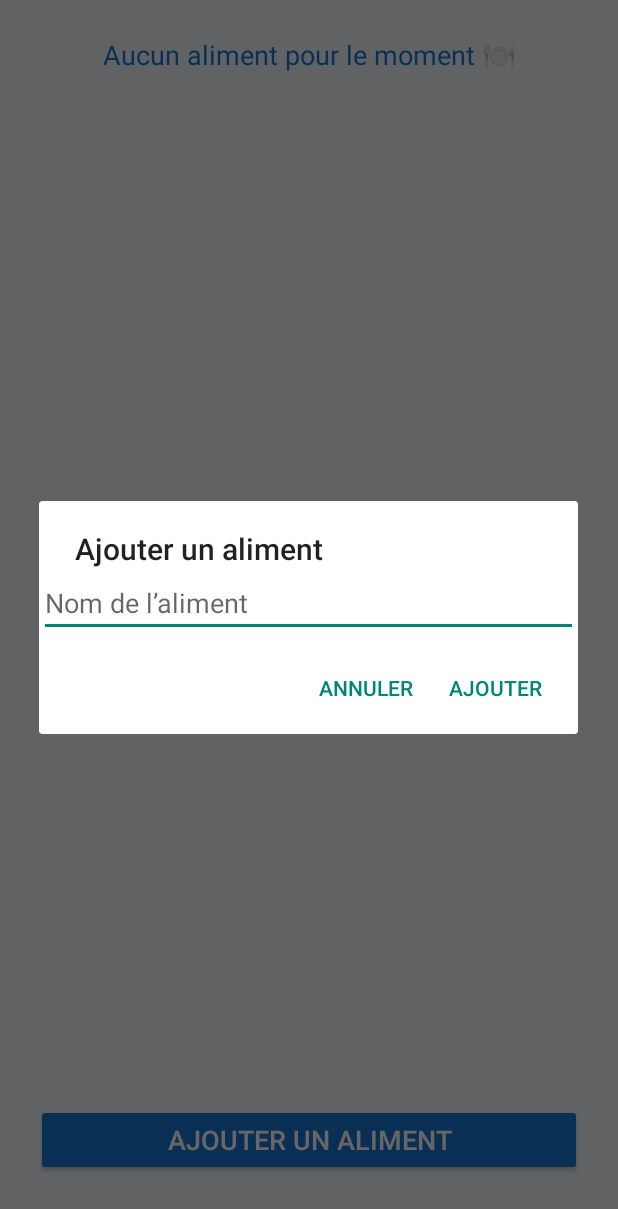
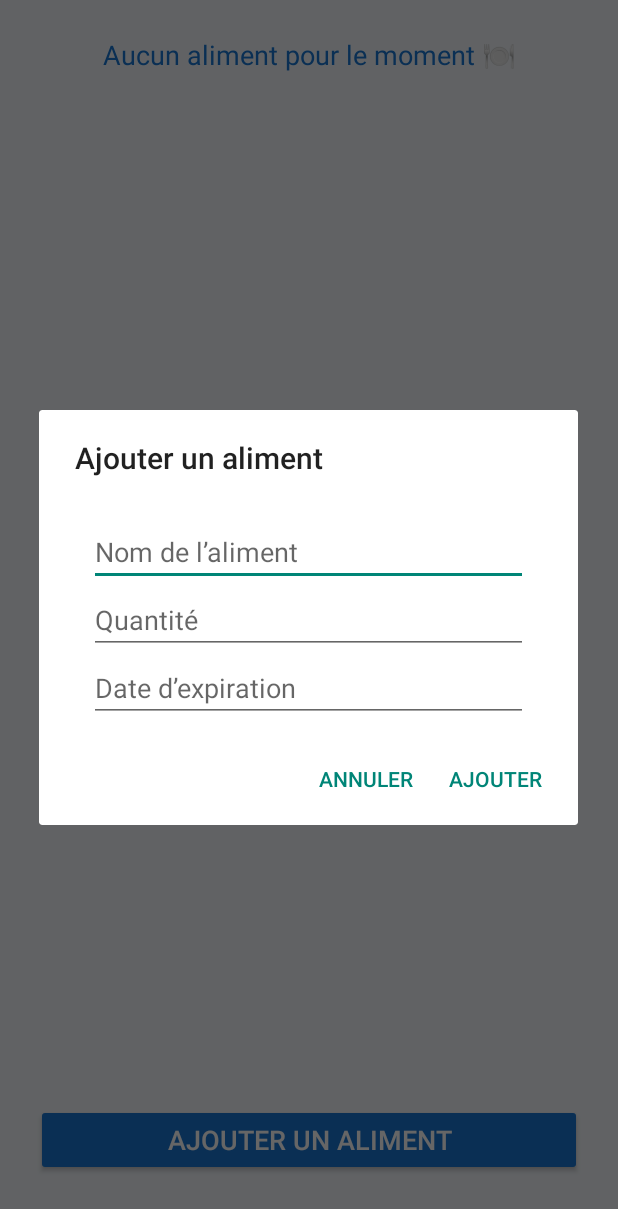
Before and after one commit to dyhia122/MonFrigoIntelligent, an Android app built with Jetpack Compose: the FrigoActivity screen opened directly, with no data from a screen before it, after a tap on "AJOUTER UN ALIMENT", on a phone screen of 412 x 824 dp. Shown: the top 1209 px of the screen. Run offline under Robolectric (Android 15) with nearby library versions, the phone set to English and light mode, and no system bars; our stand-ins replace Room's generated code.

Commit message:
modification de l'ajout d'un aliment

```diff
--- a/app/src/main/AndroidManifest.xml
+++ b/app/src/main/AndroidManifest.xml
@@ -22,6 +22,7 @@
             </intent-filter>
         </activity>
 
+
         <activity
             android:name=".FrigoActivity"
             android:theme="@style/Theme.AppCompat.Light.NoActionBar" />
--- a/app/src/main/java/com/example/myapplication/Aliment.kt
+++ b/app/src/main/java/com/example/myapplication/Aliment.kt
@@ -8,6 +8,6 @@ import androidx.room.PrimaryKey
 data class Aliment(
     @PrimaryKey(autoGenerate = true) val id: Int = 0,
     val nom: String,
-    val quantite: Int,  // Par exemple, en unités
-    val dateExpiration: String  // Format simple : "YYYY-MM-DD"
+    val quantite: Int,
+    val dateExpiration: String
 )
--- a/app/src/main/java/com/example/myapplication/FrigoActivity.kt
+++ b/app/src/main/java/com/example/myapplication/FrigoActivity.kt
@@ -1,9 +1,13 @@
 package com.example.myapplication
 
+import android.app.DatePickerDialog
 import android.os.Bundle
 import android.widget.*
 import androidx.appcompat.app.AppCompatActivity
 import androidx.appcompat.app.AlertDialog
+import kotlinx.coroutines.*
+import kotlinx.coroutines.flow.collect
+import java.util.*
 
 class FrigoActivity : AppCompatActivity() {
 
@@ -11,58 +15,108 @@ class FrigoActivity : AppCompatActivity() {
     private lateinit var textAucunAliment: TextView
     private lateinit var btnAjouter: Button
 
-    private val aliments = mutableListOf<String>() // Liste simple pour débuter
+    private lateinit var db: FrigoDatabase
     private lateinit var adapter: ArrayAdapter<String>
+
+    private val alimentsAffiches = mutableListOf<String>() // noms affichés dans la liste
 
     override fun onCreate(savedInstanceState: Bundle?) {
         super.onCreate(savedInstanceState)
         setContentView(R.layout.activity_frigo)
 
-        // Liaison entre le code et le XML
+        // Lier les éléments XML
         listeAliments = findViewById(R.id.listeAliments)
         textAucunAliment = findViewById(R.id.textAucunAliment)
         btnAjouter = findViewById(R.id.btnAjouter)
 
-        // Adapter = permet d'afficher la liste
-        adapter = ArrayAdapter(this, android.R.layout.simple_list_item_1, aliments)
+        // Initialiser la base de données
+        db = FrigoDatabase.getDatabase(this)
+
+        adapter = ArrayAdapter(this, android.R.layout.simple_list_item_1, alimentsAffiches)
         listeAliments.adapter = adapter
 
-        // Quand on clique sur "Ajouter un aliment"
+        // Charger les aliments depuis la base
+        chargerAliments()
+
+        // Bouton "Ajouter"
         btnAjouter.setOnClickListener {
             afficherDialogAjout()
         }
-
-        mettreAJourAffichage()
     }
 
-    // Affiche la boîte de dialogue pour ajouter un aliment
     private fun afficherDialogAjout() {
-        val editText = EditText(this)
-        editText.hint = "Nom de l’aliment"
+        val layout = LinearLayout(this).apply {
+            orientation = LinearLayout.VERTICAL
+            setPadding(50, 40, 50, 10)
+        }
 
-        val dialog = AlertDialog.Builder(this) // ✅ fonctionne maintenant
+        val editNom = EditText(this).apply { hint = "Nom de l’aliment" }
+        val editQuantite = EditText(this).apply {
+            hint = "Quantité"
+            inputType = android.text.InputType.TYPE_CLASS_NUMBER
+        }
+        val editDate = EditText(this).apply {
+            hint = "Date d’expiration"
+            isFocusable = false
+        }
+
+        // Ouvre le calendrier quand on clique sur le champ de date
+        editDate.setOnClickListener {
+            val c = Calendar.getInstance()
+            val y = c.get(Calendar.YEAR)
+            val m = c.get(Calendar.MONTH)
+            val d = c.get(Calendar.DAY_OF_MONTH)
+
+            DatePickerDialog(this, { _, year, month, day ->
+                editDate.setText(String.format("%04d-%02d-%02d", year, month + 1, day))
+            }, y, m, d).show()
+        }
+
+        layout.addView(editNom)
+        layout.addView(editQuantite)
+        layout.addView(editDate)
+
+        AlertDialog.Builder(this)
             .setTitle("Ajouter un aliment")
-            .setView(editText)
+            .setView(layout)
             .setPositiveButton("Ajouter") { _, _ ->
-                val nom = editText.text.toString().trim()
-                if (nom.isNotEmpty()) {
-                    aliments.add(nom)
-                    adapter.notifyDataSetChanged()
-                    Toast.makeText(this, "$nom ajouté au frigo", Toast.LENGTH_SHORT).show()
-                    mettreAJourAffichage()
+                val nom = editNom.text.toString().trim()
+                val quantite = editQuantite.text.toString().toIntOrNull() ?: 0
+                val date = editDate.text.toString().trim()
+
+                if (nom.isNotEmpty() && date.isNotEmpty()) {
+                    val aliment = Aliment(nom = nom, quantite = quantite, dateExpiration = date)
+                    ajouterAliment(aliment)
+                } else {
+                    Toast.makeText(this, "Veuillez remplir tous les champs", Toast.LENGTH_SHORT).show()
                 }
             }
             .setNegativeButton("Annuler", null)
-            .create()
-
-        dialog.show()
+            .show()
     }
 
-    private fun mettreAJourAffichage() {
-        if (aliments.isEmpty()) {
-            textAucunAliment.visibility = TextView.VISIBLE
-        } else {
-            textAucunAliment.visibility = TextView.GONE
+    private fun ajouterAliment(aliment: Aliment) {
+        CoroutineScope(Dispatchers.IO).launch {
+            db.alimentDao().insert(aliment)
+            withContext(Dispatchers.Main) {
+                Toast.makeText(this@FrigoActivity, "${aliment.nom} ajouté", Toast.LENGTH_SHORT).show()
+            }
+        }
+    }
+
+    private fun chargerAliments() {
+        CoroutineScope(Dispatchers.IO).launch {
+            db.alimentDao().getAllAliments().collect { liste ->
+                withContext(Dispatchers.Main) {
+                    alimentsAffiches.clear()
+                    alimentsAffiches.addAll(liste.map {
+                        "${it.nom} (${it.quantite}) - expire le ${it.dateExpiration}"
+                    })
+                    adapter.notifyDataSetChanged()
+                    textAucunAliment.visibility =
+                        if (alimentsAffiches.isEmpty()) TextView.VISIBLE else TextView.GONE
+                }
+            }
         }
     }
 }
--- a/app/src/main/java/com/example/myapplication/FrigoDataBase.kt
+++ b/app/src/main/java/com/example/myapplication/FrigoDataBase.kt
@@ -1,25 +1,29 @@
 package com.example.myapplication
 
+import android.content.Context
 import androidx.room.Database
 import androidx.room.Room
 import androidx.room.RoomDatabase
-import android.content.Context
 
 @Database(entities = [Aliment::class], version = 1, exportSchema = false)
 abstract class FrigoDatabase : RoomDatabase() {
+
     abstract fun alimentDao(): AlimentDao
 
     companion object {
         @Volatile
-        private var INSTANCE: FrigoDatabase? = null  // Corrigé : était AppDatabase
+        private var INSTANCE: FrigoDatabase? = null
 
-        fun getDatabase(context: Context): FrigoDatabase {  // Corrigé : retour FrigoDatabase
+        fun getDatabase(context: Context): FrigoDatabase {
             return INSTANCE ?: synchronized(this) {
                 val instance = Room.databaseBuilder(
                     context.applicationContext,
-                    FrigoDatabase::class.java,  // Corrigé : était AppDatabase
+                    FrigoDatabase::class.java,
                     "fridge_database"
-                ).build()
+                )
+                    // 🔄 Option utile : recrée la DB si le schéma change
+                    .fallbackToDestructiveMigration()
+                    .build()
                 INSTANCE = instance
                 instance
             }
--- a/app/src/main/java/com/example/myapplication/MainScreen.kt
+++ b/app/src/main/java/com/example/myapplication/MainScreen.kt
@@ -4,6 +4,7 @@ import android.content.Intent
 import androidx.compose.runtime.*
 import androidx.compose.material3.*
 import androidx.compose.ui.platform.LocalContext
+import com.example.myapplication.HomeScreen
 
 @Composable
 fun MainScreen() {
--- /dev/null
+++ b/app/src/main/res/drawable/gradient_background.xml
@@ -0,0 +1,6 @@
+<shape xmlns:android="http://schemas.android.com/apk/res/android" android:shape="rectangle">
+    <gradient
+        android:startColor="#64B5F6"
+        android:endColor="#1976D2"
+        android:angle="0"/>
+</shape>
--- /dev/null
+++ b/app/src/main/res/drawable/ic_account_circle.xml
@@ -0,0 +1,5 @@
+<vector xmlns:android="http://schemas.android.com/apk/res/android" android:height="24dp" android:tint="#000000" android:viewportHeight="24" android:viewportWidth="24" android:width="24dp">
+
+    <path android:fillColor="@android:color/white" android:pathData="M12,2C6.48,2 2,6.48 2,12s4.48,10 10,10 10,-4.48 10,-10S17.52,2 12,2zM12,5c1.66,0 3,1.34 3,3s-1.34,3 -3,3 -3,-1.34 -3,-3 1.34,-3 3,-3zM12,19.2c-2.5,0 -4.71,-1.28 -6,-3.22 0.03,-1.99 4,-3.08 6,-3.08 1.99,0 5.97,1.09 6,3.08 -1.29,1.94 -3.5,3.22 -6,3.22z"/>
+
+</vector>
--- /dev/null
+++ b/app/src/main/res/drawable/ic_menu.xml
@@ -0,0 +1,5 @@
+<vector xmlns:android="http://schemas.android.com/apk/res/android" android:height="24dp" android:tint="#000000" android:viewportHeight="24" android:viewportWidth="24" android:width="24dp">
+
+    <path android:fillColor="@android:color/white" android:pathData="M3,18h18v-2L3,16v2zM3,13h18v-2L3,11v2zM3,6v2h18L21,6L3,6z"/>
+
+</vector>
```
Also changed, not shown: app/src/main/java/com/example/myapplication/HomeScreen.kt (+46 -31 lines), app/src/main/res/layout/activity_home.xml (added, +40 -0 lines), app/src/main/res/menu/top_app_bar_menu.xml (added, +7 -0 lines), app/src/main/res/drawable/frigo.webp (added), app/src/main/res/drawable/frigo01.png (added), app/src/main/res/drawable/logo02.jpg (added), 2 other files.
